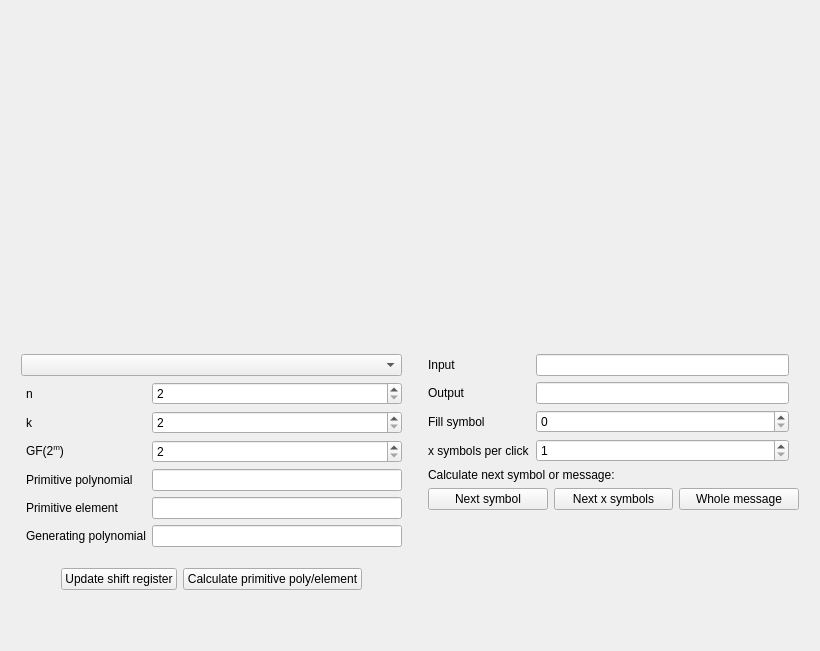
First picture: the form in src/phyether/gui/ui/rs_register_widget.ui, repository iwanicki92/Ethernet-physical-layer-simulator, before the edit.
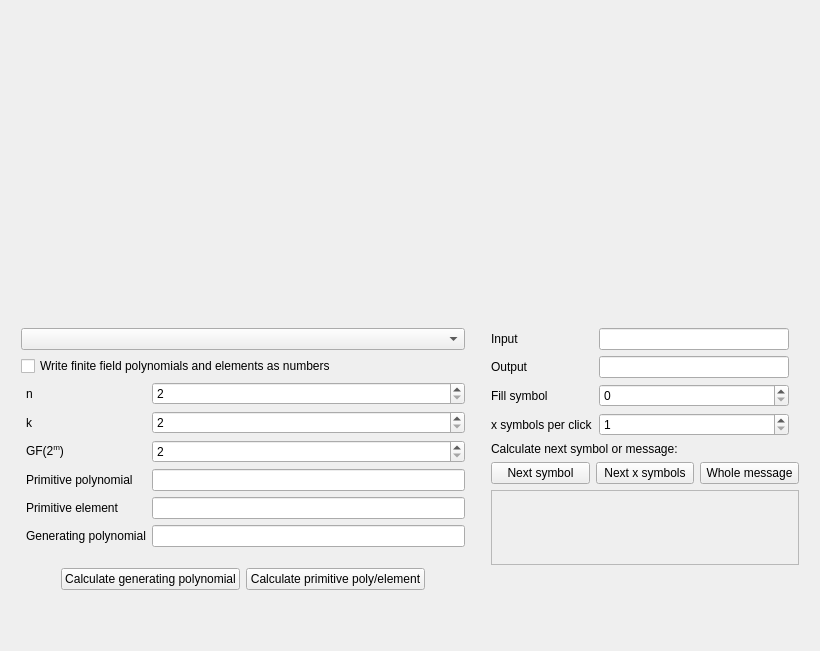
Second picture: the form after the edit.

Commit message: RS Register: Add polynomial calculation, create delay elements

Diff of the .ui file:
```diff
--- a/src/phyether/gui/ui/rs_register_widget.ui
+++ b/src/phyether/gui/ui/rs_register_widget.ui
@@ -100,6 +100,16 @@
          <item>
           <widget class="QComboBox" name="standardsComboBox"/>
          </item>
+         <item>
+          <widget class="QCheckBox" name="poly_repr_checkBox">
+           <property name="text">
+            <string>Write finite field polynomials and elements as numbers</string>
+           </property>
+           <property name="checked">
+            <bool>false</bool>
+           </property>
+          </widget>
+         </item>
          <item>
           <layout class="QFormLayout" name="formLayout">
            <property name="verticalSpacing">
@@ -219,7 +229,7 @@
            <item>
             <widget class="QPushButton" name="pushButton">
              <property name="text">
-              <string>Update shift register</string>
+              <string>Calculate generating polynomial</string>
              </property>
             </widget>
            </item>
@@ -365,6 +375,24 @@
            </item>
           </layout>
          </item>
+         <item>
+          <widget class="QScrollArea" name="scrollArea">
+           <property name="widgetResizable">
+            <bool>true</bool>
+           </property>
+           <widget class="QWidget" name="scrollAreaWidgetContents">
+            <property name="geometry">
+             <rect>
+              <x>0</x>
+              <y>0</y>
+              <width>301</width>
+              <height>74</height>
+             </rect>
+            </property>
+            <layout class="QHBoxLayout" name="scroll_horizontalLayout"/>
+           </widget>
+          </widget>
+         </item>
          <item>
           <spacer name="verticalSpacer_3">
            <property name="orientation">
```
Left out of the diff: 180 changed lines with no effect on the pictures. The commit also changes 2 other files.
